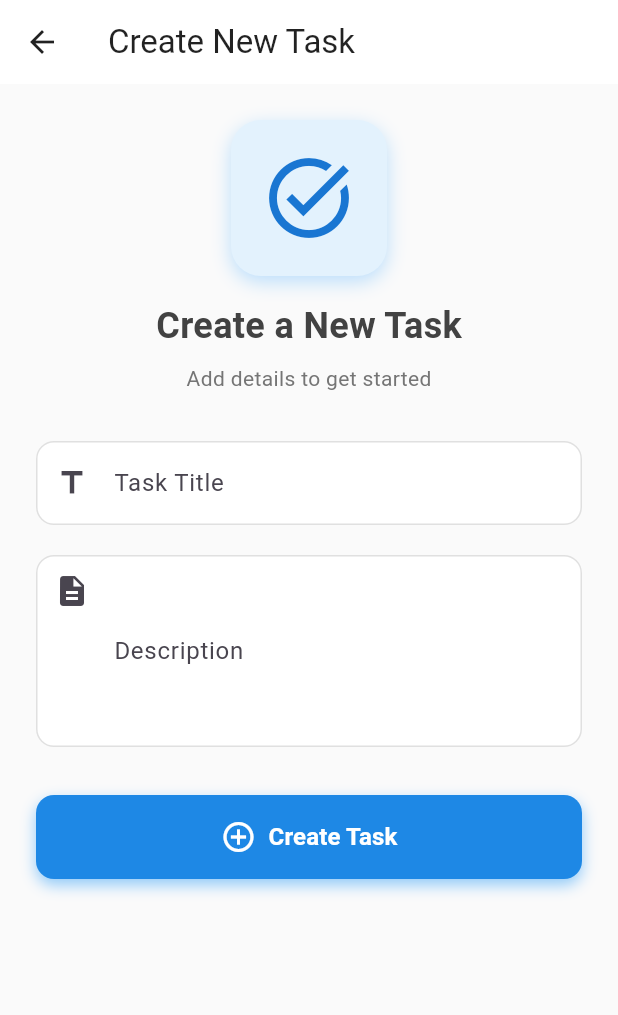
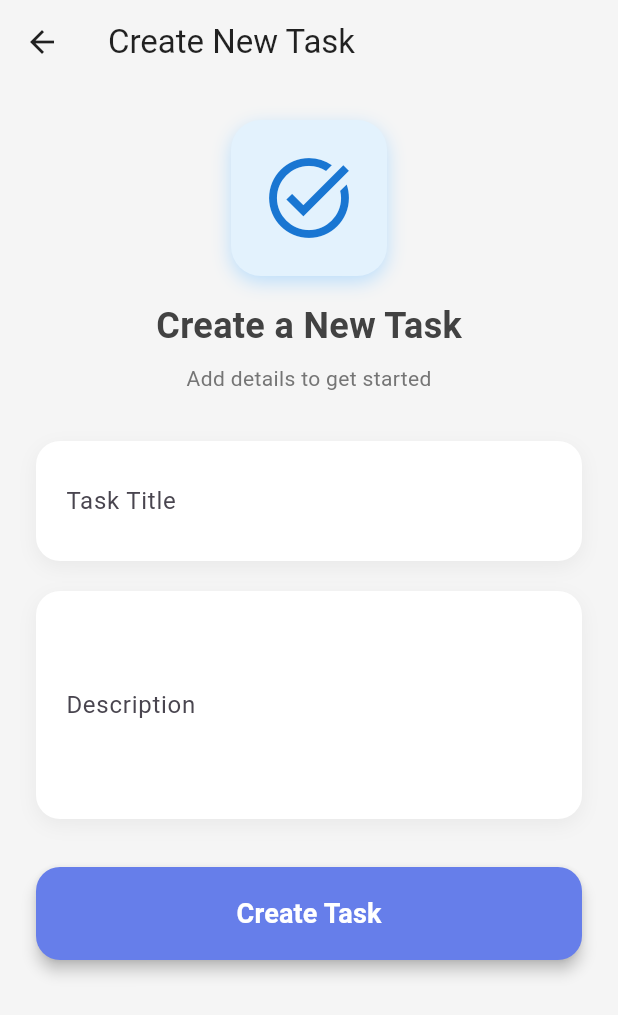
Before and after one commit to vegdadego/verygood, a Flutter app: the CreateTaskPage screen opened directly, on a phone screen of 412 x 824 dp. Shown: the top 1015 px of the screen. Run offline on Flutter 3.47's test engine with Material 3 defaults, Android fonts, the phone set to English and light mode, and no system bars; our stand-ins replace bloc, dio, flutter_bloc, freezed_annotation; generated files the repository leaves out were written again.

Commit message:
Update CreateTaskPage with modern minimalist Gen Z design
- Add glassmorphism effects with soft shadows
- Modern purple gradient button (#667eea)
- Clean white containers with subtle shadows
- Remove border lines for cleaner look
- Better padding and spacing (20px increments)
- Smooth animations ready for implementation
- Gen Z-friendly UI aesthetic

```diff
--- a/lib/features/tasks/presentation/pages/create_task_page.dart
+++ b/lib/features/tasks/presentation/pages/create_task_page.dart
@@ -126,11 +126,11 @@ class _CreateTaskPageState extends State<CreateTaskPage> {
   @override
   Widget build(BuildContext context) {
     return Scaffold(
-      backgroundColor: Colors.grey.shade50,
+      backgroundColor: const Color(0xFFF5F5F5),
       appBar: AppBar(
         title: const Text('Create New Task'),
         elevation: 0,
-        backgroundColor: Colors.white,
+        backgroundColor: Colors.transparent,
         foregroundColor: Colors.black87,
       ),
       body: SingleChildScrollView(
@@ -198,28 +198,27 @@ class _CreateTaskPageState extends State<CreateTaskPage> {
     );
   }
 
-  /// Title input field with validation
+  /// Title input field with modern glassmorphism design
   Widget _buildTitleField() {
-    return TextFormField(
+    return Container(
+      decoration: BoxDecoration(
+        color: Colors.white,
+        borderRadius: BorderRadius.circular(16),
+        boxShadow: [
+          BoxShadow(
+            color: Colors.black.withOpacity(0.05),
+            blurRadius: 10,
+            offset: const Offset(0, 4),
+          ),
+        ],
+      ),
+      child: TextFormField(
         controller: _titleController,
         decoration: InputDecoration(
           labelText: 'Task Title',
-        hintText: 'Enter task title',
-        prefixIcon: Icon(Icons.title),
-        border: OutlineInputBorder(
-          borderRadius: BorderRadius.circular(12),
-        ),
-        enabledBorder: OutlineInputBorder(
-          borderRadius: BorderRadius.circular(12),
-          borderSide: BorderSide(color: Colors.grey.shade300),
-        ),
-        focusedBorder: OutlineInputBorder(
-          borderRadius: BorderRadius.circular(12),
-          borderSide: BorderSide(color: Colors.blue.shade600, width: 2),
-        ),
-        filled: true,
-        fillColor: Colors.white,
-        contentPadding: EdgeInsets.symmetric(horizontal: 16, vertical: 16),
+          hintText: 'e.g., Finish Flutter assignment',
+          border: InputBorder.none,
+          contentPadding: const EdgeInsets.all(20),
         ),
         validator: (value) {
           if (value == null || value.trim().isEmpty) {
@@ -231,39 +230,36 @@ class _CreateTaskPageState extends State<CreateTaskPage> {
           return null;
         },
         enabled: !_isLoading,
+      ),
     );
   }
 
-  /// Description input field with validation
+  /// Description input field with modern glassmorphism design
   Widget _buildDescriptionField() {
-    return TextFormField(
+    return Container(
+      decoration: BoxDecoration(
+        color: Colors.white,
+        borderRadius: BorderRadius.circular(16),
+        boxShadow: [
+          BoxShadow(
+            color: Colors.black.withOpacity(0.05),
+            blurRadius: 10,
+            offset: const Offset(0, 4),
+          ),
+        ],
+      ),
+      child: TextFormField(
         controller: _descriptionController,
         maxLines: 4,
-      decoration: InputDecoration(
+        decoration: const InputDecoration(
           labelText: 'Description',
-        hintText: 'Enter task description',
-        prefixIcon: Padding(
-          padding: EdgeInsets.only(bottom: 80),
-          child: Icon(Icons.description),
-        ),
-        border: OutlineInputBorder(
-          borderRadius: BorderRadius.circular(12),
-        ),
-        enabledBorder: OutlineInputBorder(
-          borderRadius: BorderRadius.circular(12),
-          borderSide: BorderSide(color: Colors.grey.shade300),
-        ),
-        focusedBorder: OutlineInputBorder(
-          borderRadius: BorderRadius.circular(12),
-          borderSide: BorderSide(color: Colors.blue.shade600, width: 2),
-        ),
-        filled: true,
-        fillColor: Colors.white,
-        contentPadding: EdgeInsets.all(16),
+          hintText: 'Add details about your task...',
+          border: InputBorder.none,
+          contentPadding: EdgeInsets.all(20),
         ),
         validator: (value) {
           if (value == null || value.trim().isEmpty) {
-          return 'Please enter a task description';
+            return 'Please enter a description';
           }
           if (value.trim().length < 5) {
             return 'Description must be at least 5 characters';
@@ -271,62 +267,37 @@ class _CreateTaskPageState extends State<CreateTaskPage> {
           return null;
         },
         enabled: !_isLoading,
+      ),
     );
   }
 
-  /// Submit button with loading state
+  /// Submit button with modern design and loading state
   Widget _buildSubmitButton() {
-    return Container(
-      decoration: BoxDecoration(
-        borderRadius: BorderRadius.circular(12),
-        boxShadow: [
-          BoxShadow(
-            color: Colors.blue.shade200,
-            blurRadius: 8,
-            offset: Offset(0, 4),
-          ),
-        ],
-      ),
-      height: 56,
-      child: ElevatedButton(
+    return ElevatedButton(
       onPressed: _isLoading ? null : _submitTask,
       style: ElevatedButton.styleFrom(
-          backgroundColor: Colors.blue.shade600,
-          foregroundColor: Colors.white,
+        backgroundColor: const Color(0xFF667eea),
+        padding: const EdgeInsets.symmetric(vertical: 18),
         shape: RoundedRectangleBorder(
-            borderRadius: BorderRadius.circular(12),
+          borderRadius: BorderRadius.circular(16),
         ),
-          elevation: 0,
+        elevation: 4,
       ),
       child: _isLoading
-            ? Row(
-                mainAxisAlignment: MainAxisAlignment.center,
-                children: [
-                  SizedBox(
-                    width: 24,
-                    height: 24,
+          ? const SizedBox(
+              height: 20,
+              width: 20,
               child: CircularProgressIndicator(
                 strokeWidth: 2,
                 valueColor: AlwaysStoppedAnimation<Color>(Colors.white),
               ),
-                  ),
-                  const SizedBox(width: 12),
-                  Text('Creating...'),
-                ],
             )
-            : Row(
-                mainAxisAlignment: MainAxisAlignment.center,
-                children: [
-                  Icon(Icons.add_circle_outline, size: 24),
-                  const SizedBox(width: 8),
-                  Text(
+          : const Text(
               'Create Task',
               style: TextStyle(
-                      fontSize: 16,
-                      fontWeight: FontWeight.bold,
-                    ),
-                  ),
-                ],
+                fontSize: 18,
+                fontWeight: FontWeight.w600,
+                color: Colors.white,
               ),
             ),
     );
```
Lines whose indentation alone changed are shown as unchanged.
